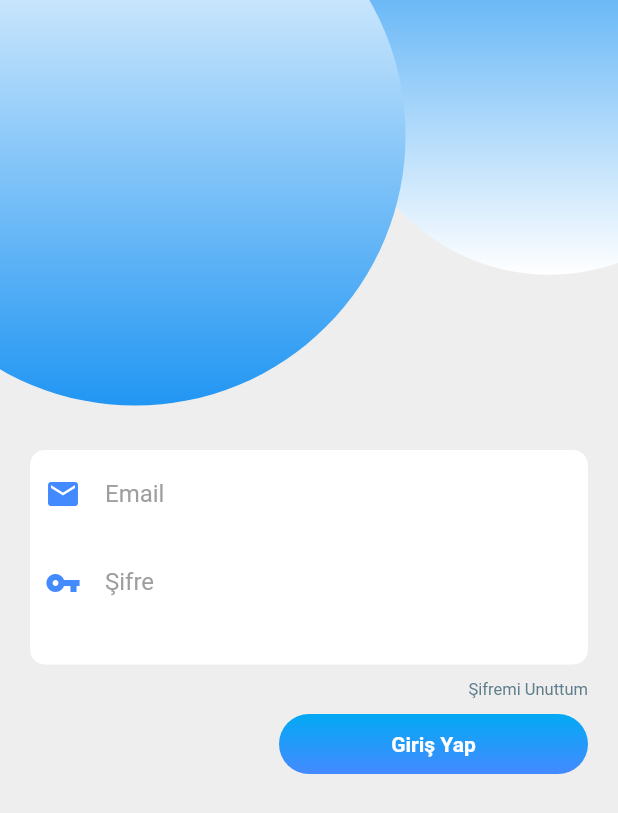
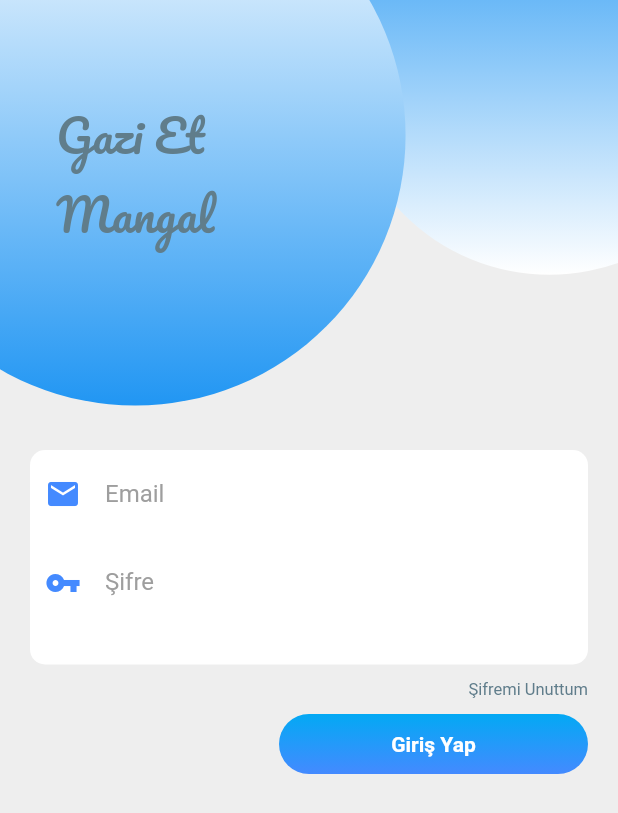
Before and after one commit to ahmettyildirim/gazi, a Flutter app: the screen it shows after launch, on a phone screen of 412 x 824 dp. Shown: the top 813 px of the screen. Run offline on Flutter 3.47's test engine with Material 2 defaults, Android fonts, the phone set to English and light mode, and no system bars; our stand-ins replace cloud_firestore, custom_radio_grouped_button, firebase_auth, firebase_core, firebase_database, mask_text_input_formatter; accounts and stored records are empty.

Commit message:
login page edit

```diff
--- a/lib/pages/login.dart
+++ b/lib/pages/login.dart
@@ -51,11 +51,11 @@ class _LoginPageState extends State<LoginPage> {
             child: Container(
               child: const Center(
                 child: Text(
-                  "",
+                  "\nGazi Et\nMangal",
                   style: TextStyle(
                       fontFamily: "Pacifico",
-                      fontSize: 40,
-                      color: Colors.white),
+                      fontSize: 30,
+                      color: Colors.blueGrey),
                 ),
               ),
               width: getBiglDiameter(context),
```
